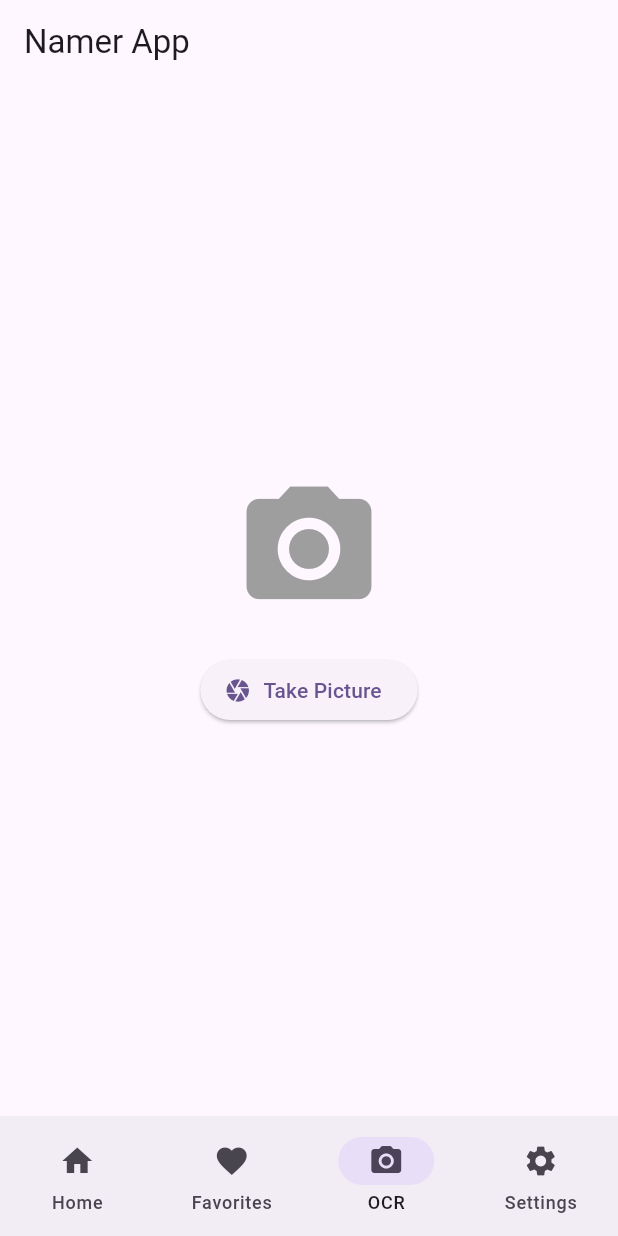
After one commit to TheFelixGomez/pokematch-playground, a Flutter app: the TextRecognitionPage screen opened by its route, after a tap on "Take Picture", on a phone screen of 412 x 824 dp. The commit adds this screen. Run offline on Flutter 3.47's test engine with Material 3 defaults, Android fonts, the phone set to English and light mode, and no system bars; our stand-ins replace dio, flutter_card_swiper, flutter_local_notifications, flutter_riverpod, flutter_timezone, go_router and 4 more; missing offline and left inert: google_mlkit_text_recognition; accounts and stored records are empty.

Commit message:
feat: add image text recognition page

```diff
--- a/lib/router.dart
+++ b/lib/router.dart
@@ -5,6 +5,7 @@ import 'auth_service.dart';
 import 'main.dart';
 import 'login_page.dart';
 import 'settings_page.dart';
+import 'text_recognition_page.dart';
 
 final routerProvider = Provider<GoRouter>((ref) {
   final authState = ref.watch(authServiceProvider);
@@ -48,6 +49,15 @@ final routerProvider = Provider<GoRouter>((ref) {
               GoRoute(
                 path: '/favorites',
                 builder: (context, state) => FavoritesPage(),
+              ),
+            ],
+          ),
+
+          StatefulShellBranch(
+            routes: [
+              GoRoute(
+                path: '/ocr',
+                builder: (context, state) => const TextRecognitionPage(),
               ),
             ],
           ),
@@ -99,6 +109,10 @@ class _MainScreenState extends State<MainScreen> {
                   label: 'Favorites',
                 ),
                 NavigationDestination(
+                  icon: Icon(Icons.camera_alt),
+                  label: 'OCR',
+                ),
+                NavigationDestination(
                   icon: Icon(Icons.settings),
                   label: 'Settings',
                 ),
@@ -132,6 +146,10 @@ class _MainScreenState extends State<MainScreen> {
                         label: Text('Favorites'),
                       ),
                       NavigationRailDestination(
+                        icon: Icon(Icons.camera_alt),
+                        label: Text('OCR'),
+                      ),
+                      NavigationRailDestination(
                         icon: Icon(Icons.settings),
                         label: Text('Settings'),
                       ),
--- /dev/null
+++ b/lib/text_recognition_page.dart
@@ -0,0 +1,128 @@
+import 'dart:io';
+import 'package:flutter/material.dart';
+import 'package:flutter_riverpod/flutter_riverpod.dart';
+import 'package:google_mlkit_text_recognition/google_mlkit_text_recognition.dart';
+import 'package:image_picker/image_picker.dart';
+
+class TextRecognitionPage extends ConsumerStatefulWidget {
+  const TextRecognitionPage({super.key});
+
+  @override
+  ConsumerState<TextRecognitionPage> createState() => _TextRecognitionPageState();
+}
+
+class _TextRecognitionPageState extends ConsumerState<TextRecognitionPage> {
+  File? _image;
+  String _recognizedText = '';
+  bool _isBusy = false;
+
+  final ImagePicker _picker = ImagePicker();
+  final TextRecognizer _textRecognizer = TextRecognizer();
+
+  @override
+  void dispose() {
+    _textRecognizer.close();
+    super.dispose();
+  }
+
+  Future<void> _processImage(InputImage inputImage) async {
+    if (_isBusy) return;
+    _isBusy = true;
+
+    try {
+      if (Platform.isWindows || Platform.isLinux || Platform.isMacOS) {
+        throw UnimplementedError(
+            'Text recognition is not supported on desktop platforms yet.');
+      }
+      final recognizedText = await _textRecognizer.processImage(inputImage);
+      setState(() {
+        _recognizedText = recognizedText.text;
+      });
+      // Print to console as requested
+      print('--- Recognized Text Start ---');
+      print(_recognizedText);
+      print('--- Recognized Text End ---');
+    } catch (e) {
+      print('Error processing image: $e');
+      if (mounted) {
+        ScaffoldMessenger.of(context).showSnackBar(
+          SnackBar(content: Text('Error: $e')),
+        );
+      }
+    } finally {
+      if (mounted) {
+        setState(() {
+          _isBusy = false;
+        });
+      }
+    }
+  }
+
+  Future<void> _captureImage() async {
+    try {
+      final source = (Platform.isWindows || Platform.isLinux || Platform.isMacOS)
+          ? ImageSource.gallery
+          : ImageSource.camera;
+
+      final XFile? image = await _picker.pickImage(source: source);
+      if (image == null) return;
+
+      setState(() {
+        _image = File(image.path);
+      });
+
+      final inputImage = InputImage.fromFilePath(image.path);
+      await _processImage(inputImage);
+    } catch (e) {
+      print('Error capturing image: $e');
+      if (mounted) {
+        ScaffoldMessenger.of(context).showSnackBar(
+          SnackBar(content: Text('Error capturing image: $e')),
+        );
+      }
+    }
+  }
+
+  @override
+  Widget build(BuildContext context) {
+    return Scaffold(
+      body: Center(
+        child: SingleChildScrollView(
+          padding: const EdgeInsets.all(20),
+          child: Column(
+            mainAxisAlignment: MainAxisAlignment.center,
+            children: [
+              if (_image != null) ...[
+                Image.file(
+                  _image!,
+                  height: 300,
+                ),
+                const SizedBox(height: 20),
+              ] else
+                const Icon(
+                  Icons.camera_alt,
+                  size: 100,
+                  color: Colors.grey,
+                ),
+              const SizedBox(height: 20),
+              ElevatedButton.icon(
+                onPressed: _isBusy ? null : _captureImage,
+                icon: const Icon(Icons.camera),
+                label: Text(_isBusy ? 'Processing...' : 'Take Picture'),
+              ),
+              if (_recognizedText.isNotEmpty) ...[
+                const SizedBox(height: 20),
+                const Text(
+                  'Recognized Text:',
+                  style: TextStyle(fontWeight: FontWeight.bold, fontSize: 18),
+                ),
+                const SizedBox(height: 10),
+                Text(_recognizedText),
+              ],
+            ],
+          ),
+        ),
+      ),
+    );
+  }
+}
--- a/pubspec.yaml
+++ b/pubspec.yaml
@@ -36,6 +36,8 @@ dependencies:
   timezone: ^0.10.1
   flutter_timezone: ^5.0.1
   dio: ^5.9.0
+  image_picker: ^1.2.1
+  google_mlkit_text_recognition: ^0.15.0
 
 dev_dependencies:
   flutter_test:
```
Also changed, not shown: pubspec.lock, 1 other file.
